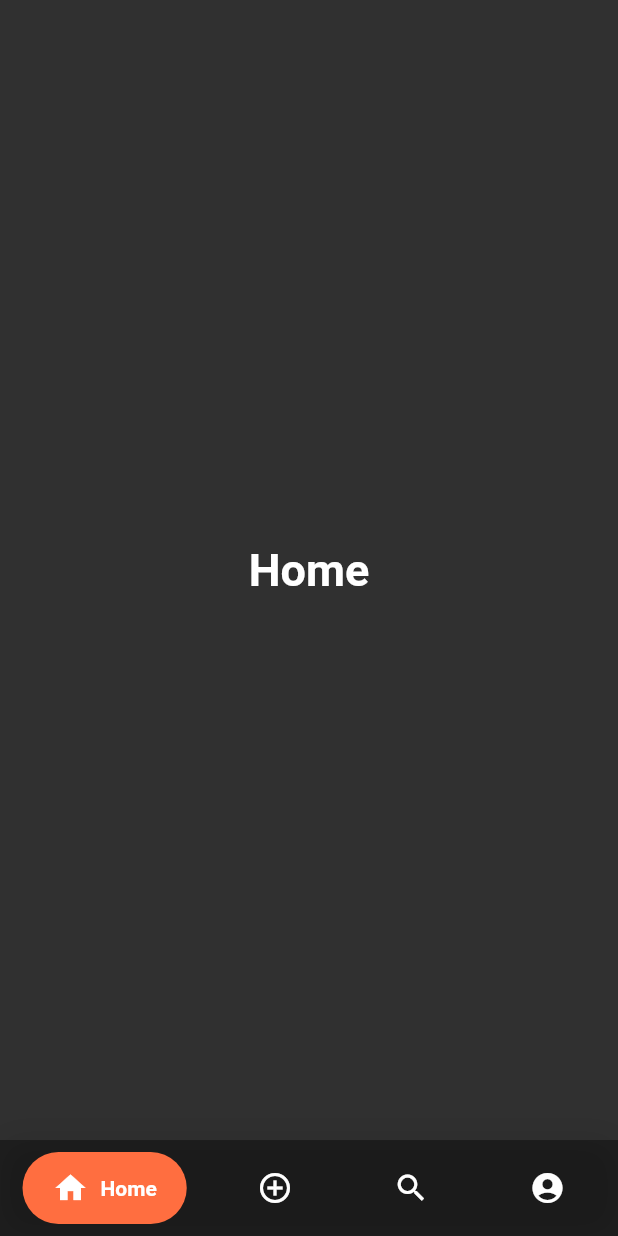
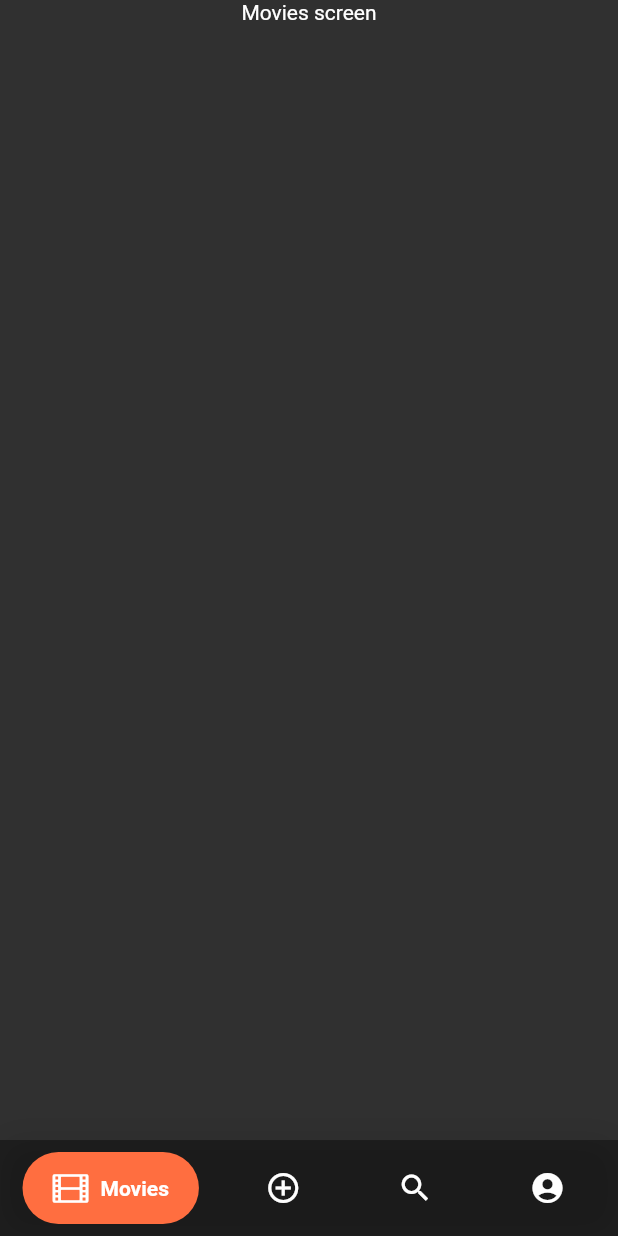
Before and after one commit to davidlruizc/movie-app, a Flutter app: the screen it shows after launch, on a phone screen of 412 x 824 dp. Run offline on Flutter 3.47's test engine with Material 2 defaults, Android fonts, the phone set to English and light mode, and no system bars; drawn by our look-alikes of google_nav_bar.

Commit message:
add movies screen navigator and presentation

```diff
--- /dev/null
+++ b/lib/app/presentation/movies/movies_screen.dart
@@ -0,0 +1,13 @@
+import 'package:flutter/cupertino.dart';
+
+class MoviesScreen extends StatelessWidget {
+  const MoviesScreen({super.key});
+
+  @override
+  Widget build(BuildContext context) {
+    return SafeArea(
+        child: Column(
+      children: const [Text("Movies screen")],
+    ));
+  }
+}
--- a/lib/app/routes/home_navigator.dart
+++ b/lib/app/routes/home_navigator.dart
@@ -1,21 +1,34 @@
+import 'package:flutter/cupertino.dart';
 import 'package:flutter/material.dart';
 import 'package:google_nav_bar/google_nav_bar.dart';
 
-class HomeNavigator extends StatefulWidget{
+import 'movies_navigator.dart';
+
+class HomeNavigator extends StatefulWidget {
   const HomeNavigator({super.key});
 
   @override
   State<StatefulWidget> createState() => _HomeNavigator();
 }
 
-class _HomeNavigator extends State<HomeNavigator>{
+class _HomeNavigator extends State<HomeNavigator> {
   int _selectedIndex = 0;
-  static const TextStyle optionStyle = TextStyle(fontSize: 30, fontWeight: FontWeight.w600);
+  static const TextStyle optionStyle =
+      TextStyle(fontSize: 30, fontWeight: FontWeight.w600);
   static const List<Widget> _widgetOptions = <Widget>[
-    Text("Home", style: optionStyle,),
-    Text("Likes", style: optionStyle,),
-    Text("Search", style: optionStyle,),
-    Text("Profile", style: optionStyle,),
+    MoviesNavigator(),
+    Text(
+      "Likes",
+      style: optionStyle,
+    ),
+    Text(
+      "Search",
+      style: optionStyle,
+    ),
+    Text(
+      "Profile",
+      style: optionStyle,
+    ),
   ];
 
   void _onChangeTapped(int index) {
@@ -31,15 +44,9 @@ class _HomeNavigator extends State<HomeNavigator>{
         child: _widgetOptions.elementAt(_selectedIndex),
       ),
       bottomNavigationBar: Container(
-       decoration: BoxDecoration(
-         color: Colors.black38,
-         boxShadow: [
-           BoxShadow(
-             blurRadius: 20,
-             color: Colors.black.withOpacity(.1)
-           )
-         ]
-       ),
+        decoration: BoxDecoration(color: Colors.black38, boxShadow: [
+          BoxShadow(blurRadius: 20, color: Colors.black.withOpacity(.1))
+        ]),
         child: SafeArea(
           child: Padding(
             padding: const EdgeInsets.symmetric(horizontal: 15.0, vertical: 8),
@@ -54,10 +61,22 @@ class _HomeNavigator extends State<HomeNavigator>{
               tabBackgroundColor: Colors.deepOrangeAccent!,
               color: Colors.white,
               tabs: const [
-               GButton(icon: Icons.home, text: 'Home',),
-               GButton(icon: Icons.add_circle_outline, text: 'Likes',),
-               GButton(icon: Icons.search, text: 'Search',),
-               GButton(icon: Icons.account_circle, text: 'Profile',),
+                GButton(
+                  icon: CupertinoIcons.film,
+                  text: 'Movies',
+                ),
+                GButton(
+                  icon: Icons.add_circle_outline,
+                  text: 'Likes',
+                ),
+                GButton(
+                  icon: Icons.search,
+                  text: 'Search',
+                ),
+                GButton(
+                  icon: Icons.account_circle,
+                  text: 'Profile',
+                ),
               ],
               selectedIndex: _selectedIndex,
               onTabChange: _onChangeTapped,
--- /dev/null
+++ b/lib/app/routes/movies_navigator.dart
@@ -0,0 +1,23 @@
+import 'package:flutter/material.dart';
+
+import '../presentation/movies/movies_screen.dart';
+
+class MoviesNavigator extends StatelessWidget {
+  const MoviesNavigator({super.key});
+
+  @override
+  Widget build(BuildContext context) {
+    return Navigator(
+      onGenerateRoute: (RouteSettings settings) {
+        return MaterialPageRoute(
+            settings: settings,
+            builder: (BuildContext context) {
+              switch (settings.name) {
+                default:
+                  return const MoviesScreen();
+              }
+            });
+      },
+    );
+  }
+}
```
Lines whose indentation alone changed are shown as unchanged.
